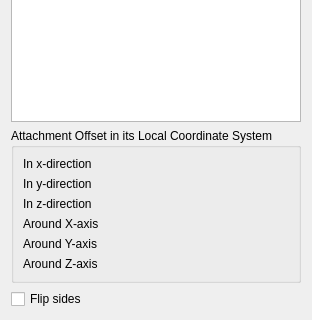
Before: the Qt Designer form src/Mod/Part/AttachmentEditor/TaskAttachmentEditor.ui in southseact-3d/fcd, drawn with Qt 5; both pictures show x 0 to 312 and y 284 to 604 of the 312 by 604 pixel window.
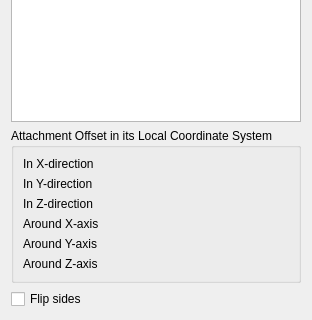
After: the same form once the commit is applied. Custom widgets are drawn as their Qt base class.

Patch:
```diff
--- a/src/Mod/Part/AttachmentEditor/TaskAttachmentEditor.ui
+++ b/src/Mod/Part/AttachmentEditor/TaskAttachmentEditor.ui
@@ -133,7 +133,7 @@
          </sizepolicy>
         </property>
         <property name="text">
-         <string>In x-direction</string>
+         <string>In X-direction</string>
         </property>
         <property name="buddy">
          <cstring>labelOffset</cstring>
@@ -168,7 +168,7 @@
          </sizepolicy>
         </property>
         <property name="text">
-         <string>In y-direction</string>
+         <string>In Y-direction</string>
         </property>
        </widget>
       </item>
@@ -200,7 +200,7 @@
          </sizepolicy>
         </property>
         <property name="text">
-         <string>In z-direction</string>
+         <string>In Z-direction</string>
         </property>
        </widget>
       </item>
```
